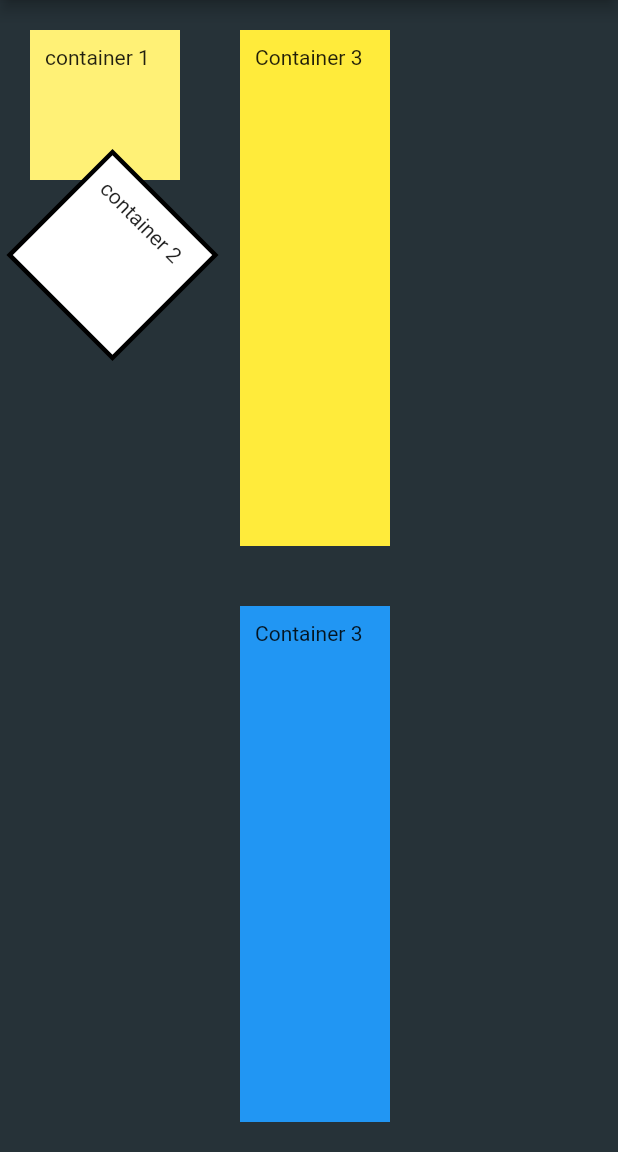
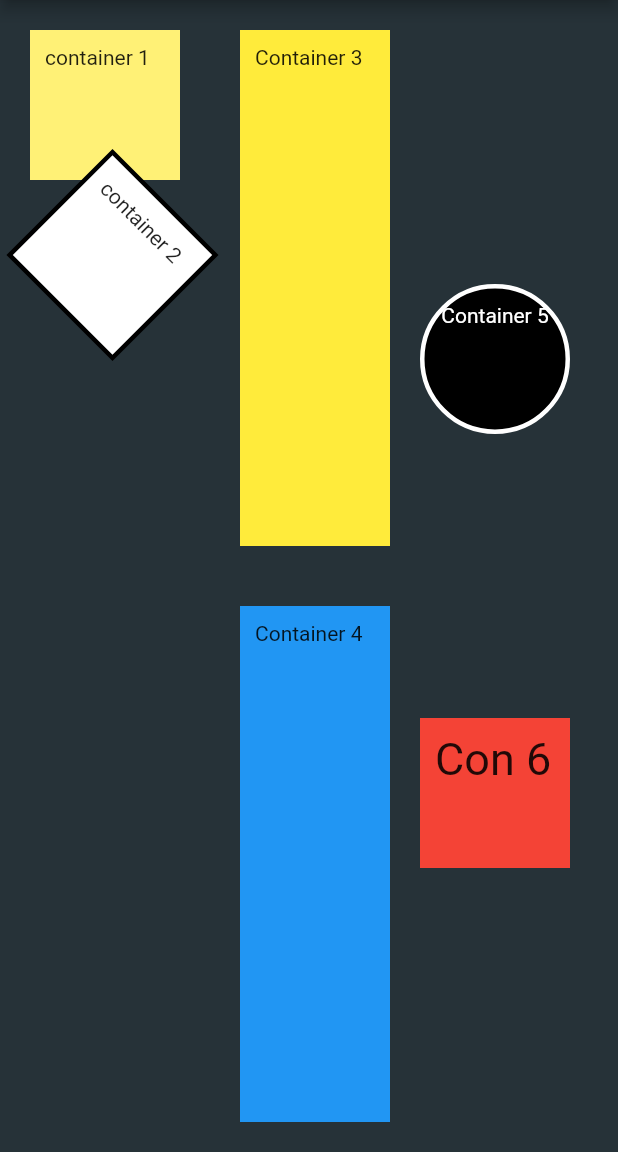
Before and after one commit to Mr-J-T/android_assy1_DMIT2504, a Flutter app: the screen it shows after launch, on a phone screen of 412 x 824 dp, the part 84-1236 px from its top. Run offline on Flutter 3.47's test engine with Material 2 defaults, Android fonts, the phone set to English and light mode, and no system bars.

Commit message:
containers built need text place corrected along with extend

```diff
--- a/lib/main.dart
+++ b/lib/main.dart
@@ -1,4 +1,5 @@
 import 'dart:math';
+import 'dart:ui';
 
 import 'package:flutter/material.dart';
 
@@ -20,8 +21,41 @@ class MyApp extends StatelessWidget {
   }
 
   Widget buildBoxRow() => Row(
-        children: [buildColumnOne(), buildColumnTwo()],
+        children: [buildColumnOne(), buildColumnTwo(), buildColumnThree()],
       );
+  Widget buildColumnThree() => Column(
+        mainAxisAlignment: MainAxisAlignment.spaceEvenly,
+        children: [
+          Container(
+            height: 100,
+            width: 100,
+            padding: const EdgeInsets.all(10.0),
+            child: Text(
+              'Container 5',
+              style: TextStyle(color: Colors.white),
+              textAlign: TextAlign.center,
+            ),
+            decoration: BoxDecoration(
+              shape: BoxShape.circle,
+              border: Border.all(color: Colors.white, width: 3.0),
+              color: Colors.black,
+            ),
+          ),
+          Container(
+            // this one needs to go to the bottom of the page possibly use the extend widget do more reading on expand/ extend
+            height: 100,
+            width: 100,
+            padding: EdgeInsets.all(10.0),
+            color: Colors.red,
+            child: Text(
+              'Con 6',
+              style: TextStyle(fontSize: 30),
+              textAlign: TextAlign.left,
+            ),
+          ),
+        ],
+      );
+  /////////////////
   Widget buildColumnTwo() => Column(
         mainAxisAlignment: MainAxisAlignment.spaceEvenly,
         children: [
@@ -43,7 +77,7 @@ class MyApp extends StatelessWidget {
                   padding: const EdgeInsets.all(10.0),
                   color: Colors.blue,
                   child: Text(
-                    'Container 3',
+                    'Container 4',
                   ))),
         ],
       );
```
